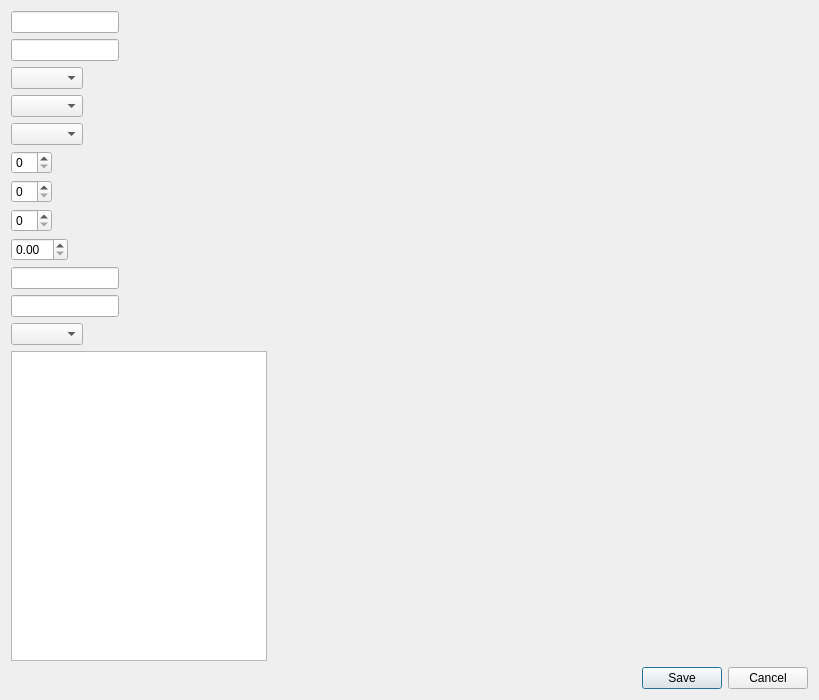
Old version of the form app/ui/forms/add_inventory.ui in the repository Apie-dup/MaintenanceSystem.
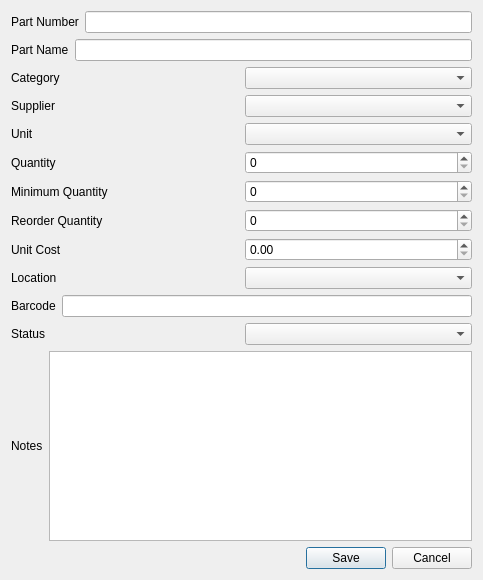
New version of the form.

```diff
--- a/app/ui/forms/add_inventory.ui
+++ b/app/ui/forms/add_inventory.ui
@@ -6,54 +6,197 @@
    <rect>
     <x>0</x>
     <y>0</y>
-    <width>819</width>
-    <height>700</height>
+    <width>483</width>
+    <height>580</height>
    </rect>
   </property>
   <property name="windowTitle">
    <string>Add Inventory Dialog</string>
   </property>
-  <layout class="QFormLayout" name="formLayout">
-   <item row="0" column="0">
-    <widget class="QLineEdit" name="txtPartNumber"/>
+  <layout class="QVBoxLayout" name="verticalLayout">
+   <item>
+    <layout class="QHBoxLayout" name="horizontalLayout_2">
+     <item>
+      <widget class="QLabel" name="lblPartNumber">
+       <property name="text">
+        <string>Part Number</string>
+       </property>
+      </widget>
+     </item>
+     <item>
+      <widget class="QLineEdit" name="txtPartNumber"/>
+     </item>
+    </layout>
    </item>
-   <item row="1" column="0">
-    <widget class="QLineEdit" name="txtPartName"/>
+   <item>
+    <layout class="QHBoxLayout" name="horizontalLayout_3">
+     <item>
+      <widget class="QLabel" name="lblPartName">
+       <property name="text">
+        <string>Part Name</string>
+       </property>
+      </widget>
+     </item>
+     <item>
+      <widget class="QLineEdit" name="txtPartName"/>
+     </item>
+    </layout>
    </item>
-   <item row="2" column="0">
-    <widget class="QComboBox" name="cmdCategory"/>
+   <item>
+    <layout class="QHBoxLayout" name="horizontalLayout_4">
+     <item>
+      <widget class="QLabel" name="lblCategory">
+       <property name="text">
+        <string>Category</string>
+       </property>
+      </widget>
+     </item>
+     <item>
+      <widget class="QComboBox" name="cmbCategory"/>
+     </item>
+    </layout>
    </item>
-   <item row="3" column="0">
-    <widget class="QComboBox" name="cmbSuplier"/>
+   <item>
+    <layout class="QHBoxLayout" name="horizontalLayout">
+     <item>
+      <widget class="QLabel" name="lblSupplier_2">
+       <property name="text">
+        <string>Supplier</string>
+       </property>
+      </widget>
+     </item>
+     <item>
+      <widget class="QComboBox" name="cmbSupplier_2"/>
+     </item>
+    </layout>
    </item>
-   <item row="4" column="0">
-    <widget class="QComboBox" name="cmbUnit"/>
+   <item>
+    <layout class="QHBoxLayout" name="horizontalLayout_6">
+     <item>
+      <widget class="QLabel" name="lblUnit">
+       <property name="text">
+        <string>Unit</string>
+       </property>
+      </widget>
+     </item>
+     <item>
+      <widget class="QComboBox" name="cmbUnit"/>
+     </item>
+    </layout>
    </item>
-   <item row="5" column="0">
-    <widget class="QSpinBox" name="spnQuantity"/>
+   <item>
+    <layout class="QHBoxLayout" name="horizontalLayout_9">
+     <item>
+      <widget class="QLabel" name="lblQuantity">
+       <property name="text">
+        <string>Quantity</string>
+       </property>
+      </widget>
+     </item>
+     <item>
+      <widget class="QSpinBox" name="spnQuantity"/>
+     </item>
+    </layout>
    </item>
-   <item row="6" column="0">
-    <widget class="QSpinBox" name="spnMinimum"/>
+   <item>
+    <layout class="QHBoxLayout" name="horizontalLayout_10">
+     <item>
+      <widget class="QLabel" name="lblMinimumQuantity">
+       <property name="text">
+        <string>Minimum Quantity</string>
+       </property>
+      </widget>
+     </item>
+     <item>
+      <widget class="QSpinBox" name="spnMinimumQuantity"/>
+     </item>
+    </layout>
    </item>
-   <item row="7" column="0">
-    <widget class="QSpinBox" name="spnReorder"/>
+   <item>
+    <layout class="QHBoxLayout" name="horizontalLayout_8">
+     <item>
+      <widget class="QLabel" name="lblReorderQuantity">
+       <property name="text">
+        <string>Reorder Quantity</string>
+       </property>
+      </widget>
+     </item>
+     <item>
+      <widget class="QSpinBox" name="spnReorderQuantity"/>
+     </item>
+    </layout>
    </item>
-   <item row="8" column="0">
-    <widget class="QDoubleSpinBox" name="dsbUnitCost"/>
+   <item>
+    <layout class="QHBoxLayout" name="horizontalLayout_7">
+     <item>
+      <widget class="QLabel" name="lblUnitCost">
+       <property name="text">
+        <string>Unit Cost</string>
+       </property>
+      </widget>
+     </item>
+     <item>
+      <widget class="QDoubleSpinBox" name="dsbUnitCost"/>
+     </item>
+    </layout>
    </item>
-   <item row="9" column="0">
-    <widget class="QLineEdit" name="txtLocation"/>
+   <item>
+    <layout class="QHBoxLayout" name="horizontalLayout_5">
+     <item>
+      <widget class="QLabel" name="lblLocation">
+       <property name="text">
+        <string>Location</string>
+       </property>
+      </widget>
+     </item>
+     <item>
+      <widget class="QComboBox" name="cmbLocation"/>
+     </item>
+    </layout>
    </item>
-   <item row="10" column="0">
-    <widget class="QLineEdit" name="txtBarcode"/>
+   <item>
+    <layout class="QHBoxLayout" name="horizontalLayout_11">
+     <item>
+      <widget class="QLabel" name="lblBarcode">
+       <property name="text">
+        <string>Barcode</string>
+       </property>
+      </widget>
+     </item>
+     <item>
+      <widget class="QLineEdit" name="txtBarcode"/>
+     </item>
+    </layout>
    </item>
-   <item row="11" column="0">
-    <widget class="QComboBox" name="cmbStaus"/>
+   <item>
+    <layout class="QHBoxLayout" name="horizontalLayout_12">
+     <item>
+      <widget class="QLabel" name="lblStatus">
+       <property name="text">
+        <string>Status</string>
+       </property>
+      </widget>
+     </item>
+     <item>
+      <widget class="QComboBox" name="cmbStatus"/>
+     </item>
+    </layout>
    </item>
-   <item row="12" column="0">
-    <widget class="QTextEdit" name="teNotes"/>
+   <item>
+    <layout class="QHBoxLayout" name="horizontalLayout_13">
+     <item>
+      <widget class="QLabel" name="lblNotes">
+       <property name="text">
+        <string>Notes</string>
+       </property>
+      </widget>
+     </item>
+     <item>
+      <widget class="QTextEdit" name="textEdit"/>
+     </item>
+    </layout>
    </item>
-   <item row="13" column="1">
+   <item>
     <widget class="QDialogButtonBox" name="buttonBox">
      <property name="orientation">
       <enum>Qt::Orientation::Horizontal</enum>
```
